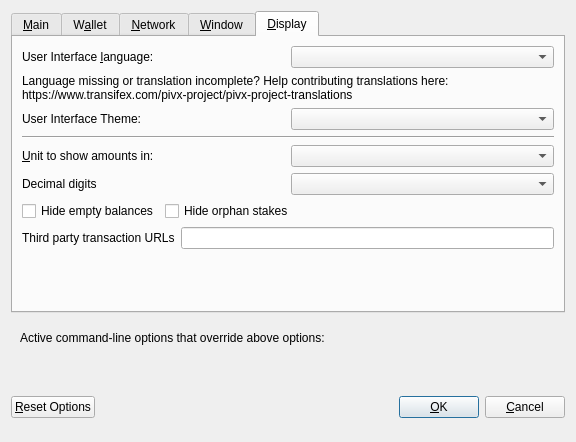
This is src/qt/forms/optionsdialog.ui in Securypto/PIVX as Qt 5 draws it before an edit. The edited form follows.
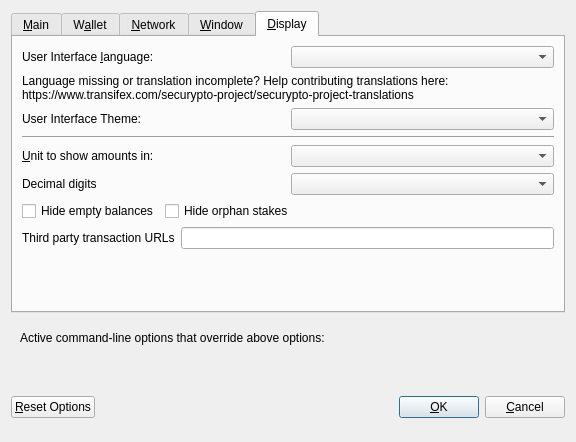
This is the edited form. Custom widgets are drawn as their Qt base class.

```diff
--- a/src/qt/forms/optionsdialog.ui
+++ b/src/qt/forms/optionsdialog.ui
@@ -524,7 +524,7 @@
          </property>
          <property name="text">
           <string>Language missing or translation incomplete? Help contributing translations here:
-https://www.transifex.com/pivx-project/pivx-project-translations</string>
+https://www.transifex.com/securypto-project/securypto-project-translations</string>
          </property>
          <property name="wordWrap">
           <bool>true</bool>
```
